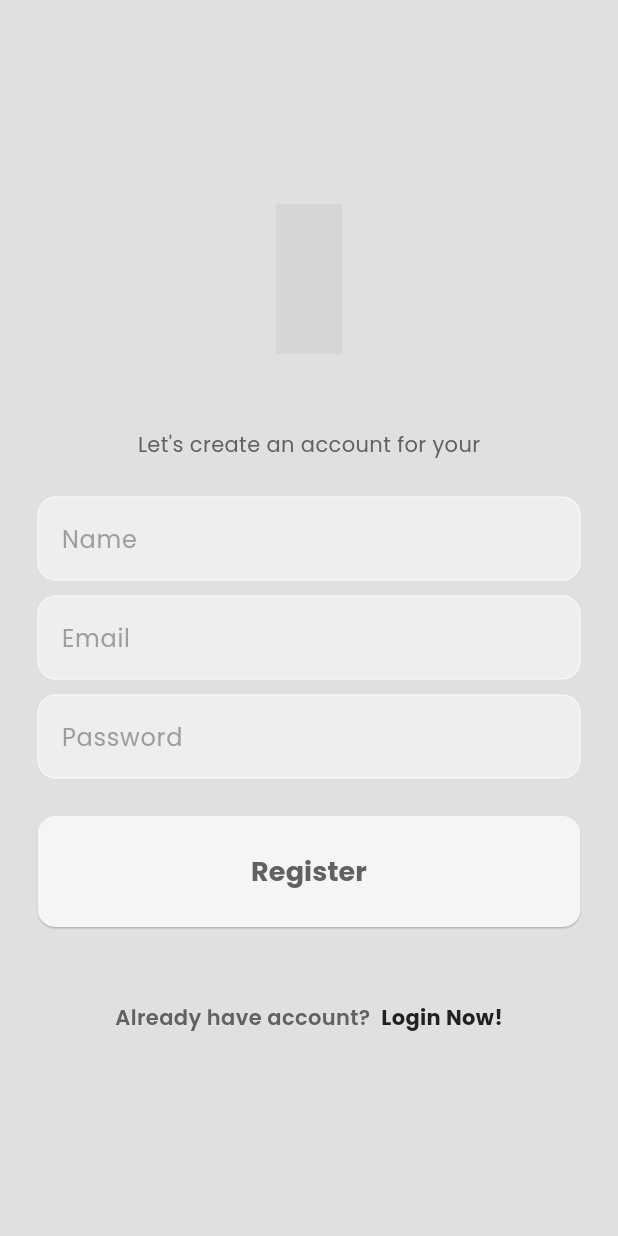
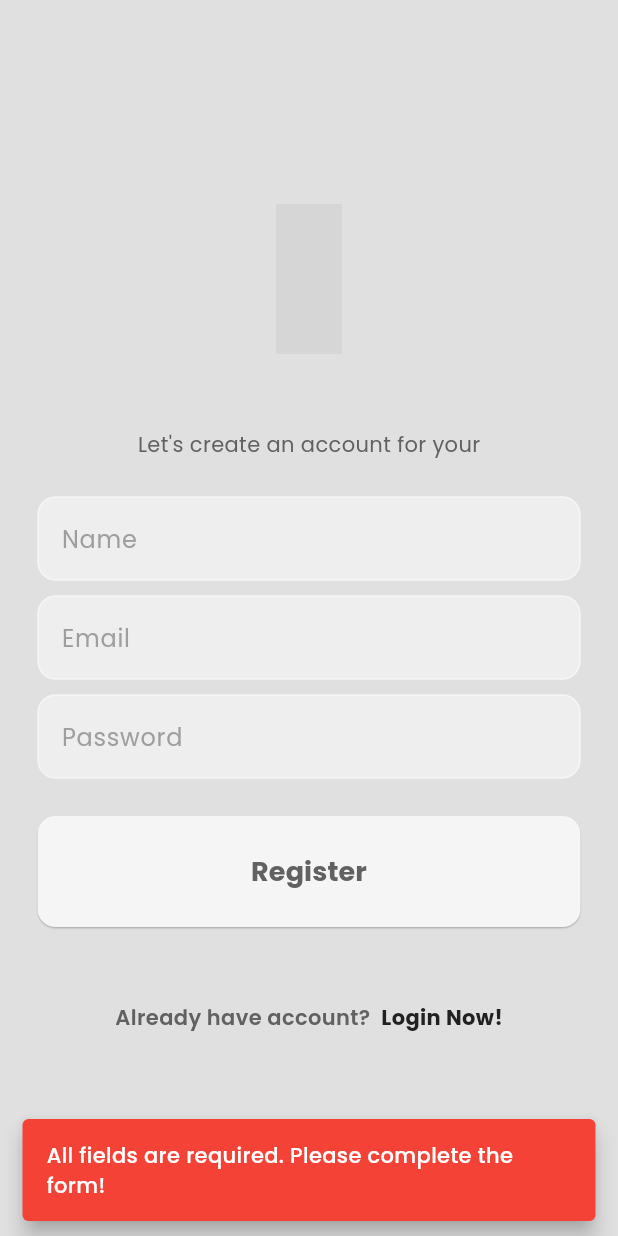
Before and after one commit to hafizflow/social_media_app, a Flutter app: the RegisterPage screen opened directly with empty values, after a tap on "Register", on a phone screen of 412 x 824 dp. Run offline on Flutter 3.47's test engine with Material 3 defaults, Android fonts, the phone set to English and light mode, and no system bars; our stand-ins replace firebase_auth, firebase_core, flutter_bloc, google_fonts, iconsax; accounts and stored records are empty; grey boxes are pictures that could not be loaded.

Commit message:
register complete

```diff
--- a/lib/features/auth/presentation/components/my_snackbar.dart
+++ b/lib/features/auth/presentation/components/my_snackbar.dart
@@ -1,10 +1,18 @@
 import 'package:flutter/material.dart';
+import 'package:google_fonts/google_fonts.dart';
 
-void mySnackBar(BuildContext context, String message) {
+void mySnackBar(BuildContext context, String message, {Color? bgColor}) {
   ScaffoldMessenger.of(context).showSnackBar(
     SnackBar(
-      content: Text(message),
+      content: Text(
+        message,
+        style: GoogleFonts.poppins(
+          color: Colors.white,
+          fontWeight: FontWeight.w500,
+        ),
+      ),
       behavior: SnackBarBehavior.floating,
+      backgroundColor: bgColor ?? Colors.red,
     ),
   );
 }
--- a/lib/features/auth/presentation/pages/register_page.dart
+++ b/lib/features/auth/presentation/pages/register_page.dart
@@ -1,9 +1,13 @@
 import 'package:flutter/material.dart';
+import 'package:flutter_bloc/flutter_bloc.dart';
 import 'package:google_fonts/google_fonts.dart';
 import 'package:iconsax/iconsax.dart';
 import 'package:social_media_app/features/auth/presentation/components/my_button.dart';
 import 'package:social_media_app/features/auth/presentation/components/my_rich_text.dart';
+import 'package:social_media_app/features/auth/presentation/components/my_snackbar.dart';
 import 'package:social_media_app/features/auth/presentation/components/my_text_field.dart';
+import 'package:social_media_app/features/auth/presentation/cubits/auth_cubit.dart';
+import 'package:social_media_app/features/post/presentation/pages/home_page.dart';
 
 class RegisterPage extends StatefulWidget {
   final void Function() togglePage;
@@ -25,6 +29,21 @@ class _RegisterPageState extends State<RegisterPage> {
     pwController.dispose();
     nameController.dispose();
     super.dispose();
+  }
+
+  //* Register button pressed
+  void register() {
+    final email = emailController.text.trim();
+    final name = nameController.text.trim();
+    final pw = pwController.text;
+
+    final authCubit = context.read<AuthCubit>();
+
+    if (name.isNotEmpty && email.isNotEmpty && pw.isNotEmpty) {
+      authCubit.register(name, email, pw);
+    } else {
+      mySnackBar(context, 'All fields are required. Please complete the form!');
+    }
   }
 
   @override
@@ -60,7 +79,6 @@ class _RegisterPageState extends State<RegisterPage> {
                   MyTextField(
                     controller: nameController,
                     hintText: "Name",
-                    obscureText: true,
                   ),
 
                   const SizedBox(height: 10),
@@ -87,7 +105,7 @@ class _RegisterPageState extends State<RegisterPage> {
                   // Register Button
                   MyButton(
                     text: "Register",
-                    onTap: () {},
+                    onTap: () => register(),
                   ),
 
                   const SizedBox(height: 50),
--- a/pubspec.yaml
+++ b/pubspec.yaml
@@ -17,6 +17,7 @@ dependencies:
   flutter_bloc: ^8.1.6
   iconsax: ^0.0.8
   google_fonts: ^6.2.1
+  cloud_firestore: ^5.4.4
 
 dev_dependencies:
   flutter_lints: ^4.0.0
```
Also changed, not shown: lib/app.dart (+6 -1 lines), lib/features/auth/presentation/cubits/auth_cubit.dart (+5 -2 lines), pubspec.lock.
